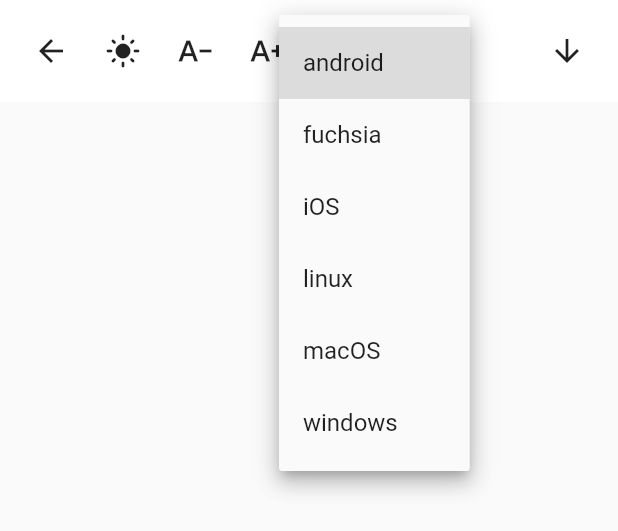
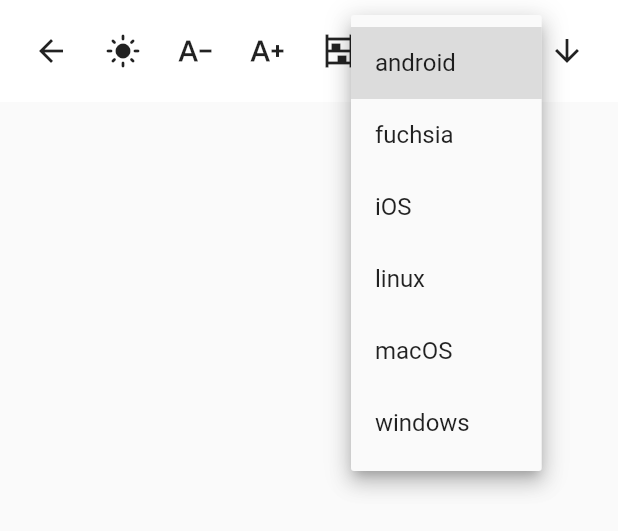
Before and after one commit to google/flutter-stager, a Flutter app: the EnvironmentManipulationPanel widget shown alone on an empty page, opened directly with empty values, after a tap on an icon or button, on a phone screen of 412 x 824 dp. Shown: the top 531 px of the screen. Run offline on Flutter 3.47's test engine with Material 2 defaults, Android fonts, the phone set to English and light mode, and no system bars; missing offline and left inert: analyzer, build, mockito, source_gen.

```diff
--- a/lib/src/environment_manipulation_panel.dart
+++ b/lib/src/environment_manipulation_panel.dart
@@ -7,6 +7,7 @@ class EnvironmentManipulationPanel extends StatefulWidget {
   const EnvironmentManipulationPanel({
     super.key,
     required this.toggleDarkMode,
+    required this.toggleSemantics,
     required this.decrementTextScale,
     required this.incrementTextScale,
     required this.onTargetPlatformChanged,
@@ -16,6 +17,9 @@ class EnvironmentManipulationPanel extends StatefulWidget {
 
   /// Executed when the dark mode button is tapped.
   final VoidCallback toggleDarkMode;
+
+  /// Executed when the semantics button is tapped.
+  final VoidCallback toggleSemantics;
 
   /// Executed when the decrement text scale button is tapped.
   final VoidCallback decrementTextScale;
@@ -71,6 +75,10 @@ class _EnvironmentManipulationPanelState
                   onPressed: widget.incrementTextScale,
                   icon: const Icon(Icons.text_increase),
                 ),
+                IconButton(
+                  onPressed: widget.toggleSemantics,
+                  icon: const Icon(Icons.shelves),
+                ),
                 DropdownButton<TargetPlatform>(
                   items: TargetPlatform.values
                       .map(
```
Also changed, not shown: lib/src/scene_container.dart (+7 -1 lines).
